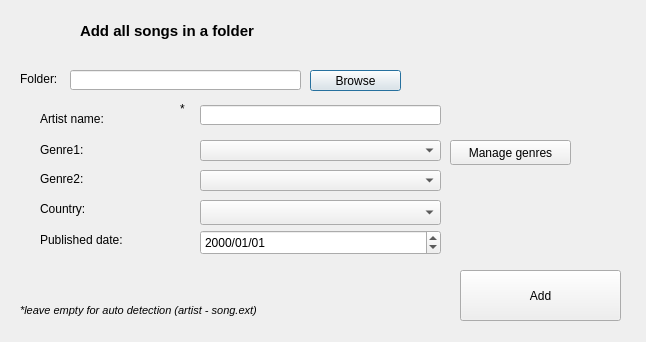
Qt form src/add_full_dir.ui (netpack/XFB) before a commit.
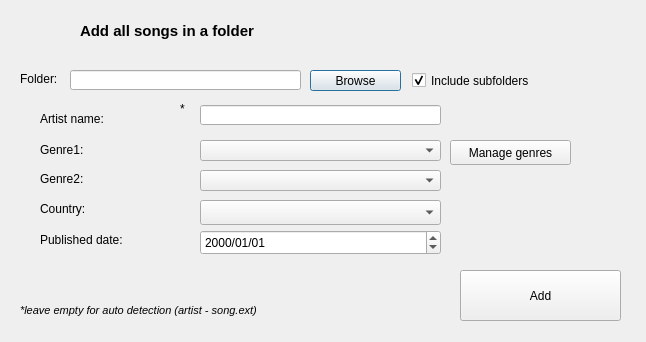
The same form after that commit. Icons and pictures are not drawn.

Commit message:
feat: add a folder and everything nested inside it
Adding a folder stopped at its own files, so a library kept as
Artist/Album had to be added album by album. The scan now follows
subfolders when asked, symlinked ones once each, and an insert that
fails says so instead of leaving the operator to find the gap later.

What changed in the file:
```diff
--- a/src/add_full_dir.ui
+++ b/src/add_full_dir.ui
@@ -151,6 +151,25 @@
     <string>Browse</string>
    </property>
   </widget>
+  <widget class="QCheckBox" name="chk_recursive">
+   <property name="geometry">
+    <rect>
+     <x>412</x>
+     <y>70</y>
+     <width>225</width>
+     <height>21</height>
+    </rect>
+   </property>
+   <property name="toolTip">
+    <string>Also look inside folders within the one chosen, however deeply they nest. Folders reached through a shortcut are followed once.</string>
+   </property>
+   <property name="text">
+    <string>Include subfolders</string>
+   </property>
+   <property name="checked">
+    <bool>true</bool>
+   </property>
+  </widget>
   <widget class="QPushButton" name="f_bt_add">
    <property name="geometry">
     <rect>
```
The commit also changes 1 other file.
